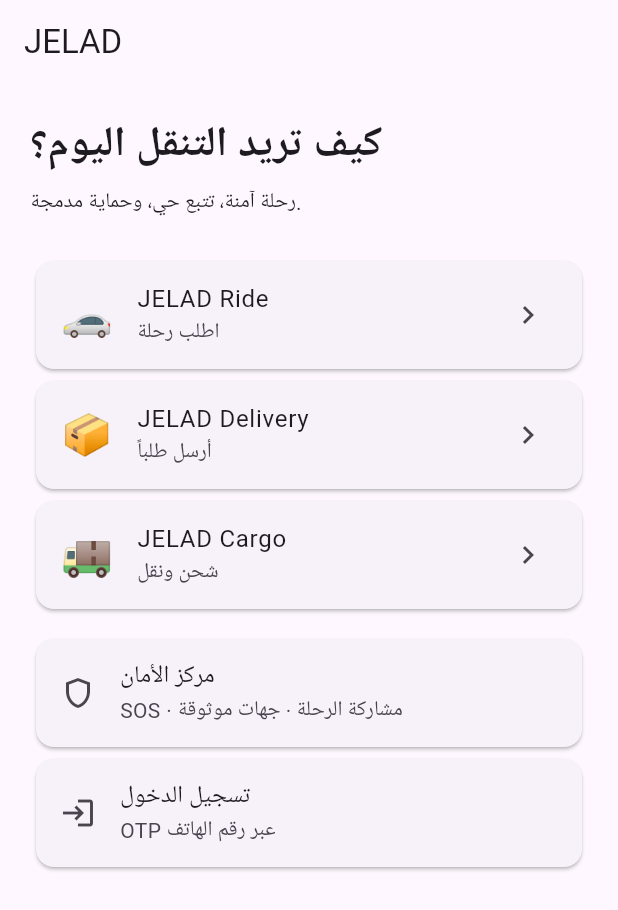
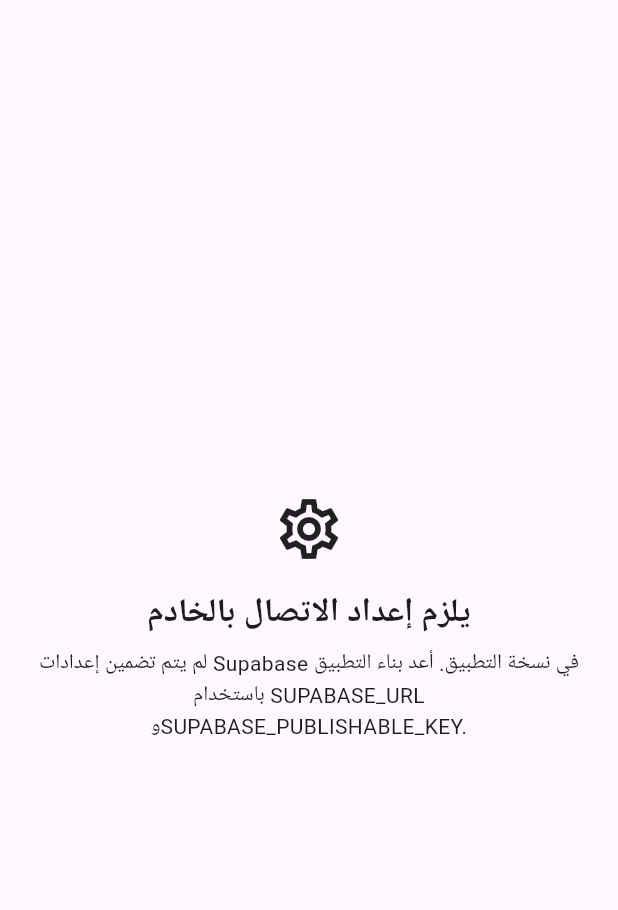
Before and after one commit to Huthayfa-Alomari/JELAD, a Flutter app: the screen it shows after launch, on a phone screen of 412 x 824 dp. Shown: the top 910 px of the screen. Run offline on Flutter 3.47's test engine with Material 3 defaults, Android fonts, the phone set to English and light mode, and no system bars; our stand-ins replace flutter_map, geolocator, latlong2, supabase_flutter; accounts and stored records are empty.

Commit message:
fix(customer): guard Supabase access when mobile config is missing

```diff
--- a/mobile/customer/lib/main.dart
+++ b/mobile/customer/lib/main.dart
@@ -7,20 +7,66 @@
 
 Future<void> main() async {
   WidgetsFlutterBinding.ensureInitialized();
-  if (AppConfig.supabaseUrl.isNotEmpty && AppConfig.supabasePublishableKey.isNotEmpty) {
-    await Supabase.initialize(url: AppConfig.supabaseUrl, publishableKey: AppConfig.supabasePublishableKey);
+  final supabaseReady =
+      AppConfig.supabaseUrl.isNotEmpty &&
+      AppConfig.supabasePublishableKey.isNotEmpty;
+
+  if (supabaseReady) {
+    await Supabase.initialize(
+      url: AppConfig.supabaseUrl,
+      publishableKey: AppConfig.supabasePublishableKey,
+    );
   }
-  runApp(const JeladCustomerApp());
+
+  runApp(JeladCustomerApp(supabaseReady: supabaseReady));
 }
 
 class JeladCustomerApp extends StatelessWidget {
-  const JeladCustomerApp({super.key});
+  final bool supabaseReady;
+  const JeladCustomerApp({super.key, required this.supabaseReady});
+
   @override
   Widget build(BuildContext context) => MaterialApp(
     title: 'JELAD',
     debugShowCheckedModeBanner: false,
     theme: ThemeData(useMaterial3: true),
-    home: const CustomerHome(),
+    home: supabaseReady
+        ? const CustomerHome()
+        : const _SupabaseConfigurationScreen(),
+  );
+}
+
+class _SupabaseConfigurationScreen extends StatelessWidget {
+  const _SupabaseConfigurationScreen();
+
+  @override
+  Widget build(BuildContext context) => const Scaffold(
+    body: SafeArea(
+      child: Center(
+        child: Padding(
+          padding: EdgeInsets.all(24),
+          child: Column(
+            mainAxisSize: MainAxisSize.min,
+            children: [
+              Icon(Icons.settings_outlined, size: 48),
+              SizedBox(height: 16),
+              Text(
+                'يلزم إعداد الاتصال بالخادم',
+                style: TextStyle(fontSize: 22, fontWeight: FontWeight.bold),
+                textAlign: TextAlign.center,
+              ),
+              SizedBox(height: 8),
+              Text(
+                'لم يتم تضمين إعدادات Supabase في نسخة التطبيق. '
+                'أعد بناء التطبيق باستخدام SUPABASE_URL و'
+                'SUPABASE_PUBLISHABLE_KEY.',
+                textAlign: TextAlign.center,
+              ),
+            ],
+          ),
+        ),
+      ),
+    ),
   );
 }
 
@@ -30,11 +76,17 @@
   Future<void> _openBooking(BuildContext context, String type) async {
     final client = Supabase.instance.client;
     if (client.auth.currentUser == null) {
-      await Navigator.push(context, MaterialPageRoute(builder: (_) => const CustomerAuthScreen()));
+      await Navigator.push(
+        context,
+        MaterialPageRoute(builder: (_) => const CustomerAuthScreen()),
+      );
       if (client.auth.currentUser == null || !context.mounted) return;
     }
     if (!context.mounted) return;
-    Navigator.push(context, MaterialPageRoute(builder: (_) => BookingScreen(type: type)));
+    Navigator.push(
+      context,
+      MaterialPageRoute(builder: (_) => BookingScreen(type: type)),
+    );
   }
 
   @override
@@ -53,7 +105,10 @@
     body: ListView(
       padding: const EdgeInsets.all(20),
       children: [
-        const Text('كيف تريد التنقل اليوم؟', style: TextStyle(fontSize: 28, fontWeight: FontWeight.bold)),
+        const Text(
+          'كيف تريد التنقل اليوم؟',
+          style: TextStyle(fontSize: 28, fontWeight: FontWeight.bold),
+        ),
         const SizedBox(height: 8),
         const Text('رحلة آمنة، تتبع حي، وحماية مدمجة.'),
         const SizedBox(height: 24),
@@ -66,7 +121,10 @@
             leading: const Icon(Icons.shield_outlined),
             title: const Text('مركز الأمان'),
             subtitle: const Text('SOS · مشاركة الرحلة · جهات موثوقة'),
-            onTap: () => Navigator.push(context, MaterialPageRoute(builder: (_) => const CustomerSafetyScreen())),
+            onTap: () => Navigator.push(
+              context,
+              MaterialPageRoute(builder: (_) => const CustomerSafetyScreen()),
+            ),
           ),
         ),
         if (Supabase.instance.client.auth.currentUser == null)
@@ -75,7 +133,10 @@
               leading: const Icon(Icons.login),
               title: const Text('تسجيل الدخول'),
               subtitle: const Text('OTP عبر رقم الهاتف'),
-              onTap: () => Navigator.push(context, MaterialPageRoute(builder: (_) => const CustomerAuthScreen())),
+              onTap: () => Navigator.push(
+                context,
+                MaterialPageRoute(builder: (_) => const CustomerAuthScreen()),
+              ),
             ),
           ),
       ],
```
